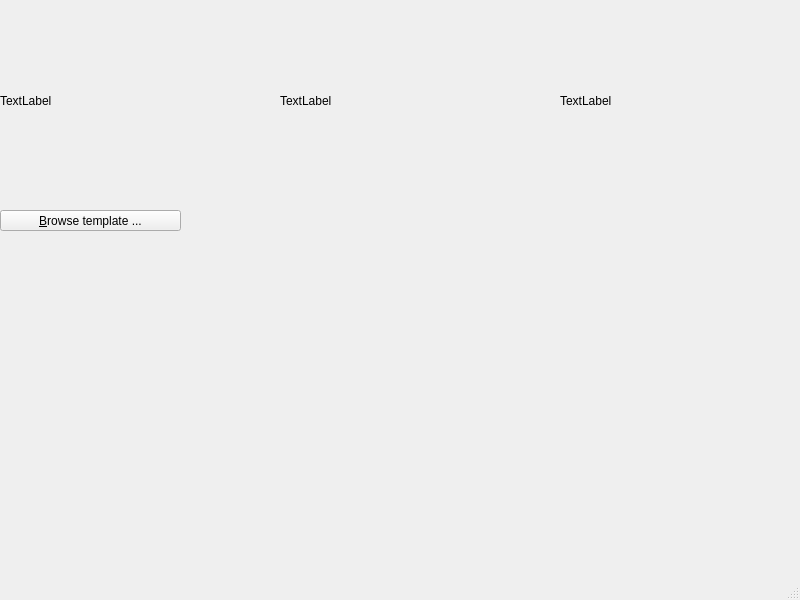
Old version of the form clue_reader/ClueGUI.ui in the repository 111homell111/controller_pkg.
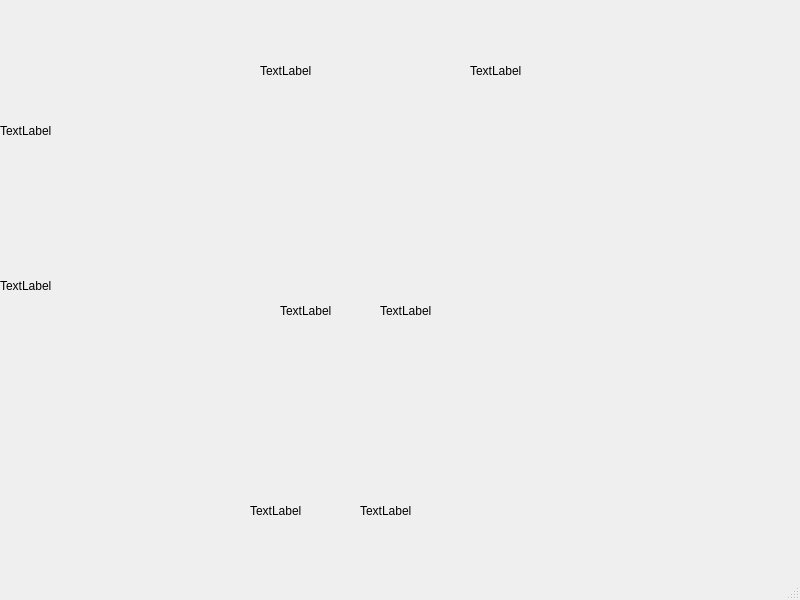
New version of the form.

Commit message: Image detection is working. There are issues with lag when clueboard is found. I have also not yet decided when to send my final clue answer. please see log book for ideas

Patch:
```diff
--- a/clue_reader/ClueGUI.ui
+++ b/clue_reader/ClueGUI.ui
@@ -14,26 +14,13 @@
    <string>SIFT Demo</string>
   </property>
   <widget class="QWidget" name="centralwidget">
-   <widget class="QPushButton" name="browse_button">
-    <property name="geometry">
-     <rect>
-      <x>0</x>
-      <y>210</y>
-      <width>181</width>
-      <height>21</height>
-     </rect>
-    </property>
-    <property name="text">
-     <string>&amp;Browse template ...</string>
-    </property>
-   </widget>
    <widget class="QLabel" name="template_label">
     <property name="geometry">
      <rect>
       <x>0</x>
-      <y>0</y>
-      <width>241</width>
-      <height>201</height>
+      <y>230</y>
+      <width>131</width>
+      <height>111</height>
      </rect>
     </property>
     <property name="text">
@@ -43,10 +30,23 @@
    <widget class="QLabel" name="camera_label">
     <property name="geometry">
      <rect>
-      <x>280</x>
+      <x>0</x>
       <y>0</y>
-      <width>241</width>
-      <height>201</height>
+      <width>261</width>
+      <height>261</height>
+     </rect>
+    </property>
+    <property name="text">
+     <string>TextLabel</string>
+    </property>
+   </widget>
+   <widget class="QLabel" name="blue_mask_label">
+    <property name="geometry">
+     <rect>
+      <x>260</x>
+      <y>0</y>
+      <width>191</width>
+      <height>141</height>
      </rect>
     </property>
     <property name="text">
@@ -56,10 +56,62 @@
    <widget class="QLabel" name="clue_board_label">
     <property name="geometry">
      <rect>
-      <x>560</x>
+      <x>470</x>
       <y>0</y>
-      <width>241</width>
-      <height>201</height>
+      <width>211</width>
+      <height>141</height>
+     </rect>
+    </property>
+    <property name="text">
+     <string>TextLabel</string>
+    </property>
+   </widget>
+   <widget class="QLabel" name="top_subimages_label">
+    <property name="geometry">
+     <rect>
+      <x>280</x>
+      <y>140</y>
+      <width>81</width>
+      <height>341</height>
+     </rect>
+    </property>
+    <property name="text">
+     <string>TextLabel</string>
+    </property>
+   </widget>
+   <widget class="QLabel" name="bottom_subimages_label">
+    <property name="geometry">
+     <rect>
+      <x>380</x>
+      <y>140</y>
+      <width>81</width>
+      <height>341</height>
+     </rect>
+    </property>
+    <property name="text">
+     <string>TextLabel</string>
+    </property>
+   </widget>
+   <widget class="QLabel" name="top_pred_label">
+    <property name="geometry">
+     <rect>
+      <x>250</x>
+      <y>490</y>
+      <width>101</width>
+      <height>41</height>
+     </rect>
+    </property>
+    <property name="text">
+     <string>TextLabel</string>
+    </property>
+   </widget>
+   <widget class="QLabel" name="bottom_pred_label">
+    <property name="geometry">
+     <rect>
+      <x>360</x>
+      <y>490</y>
+      <width>101</width>
+      <height>41</height>
      </rect>
     </property>
     <property name="text">
```
The commit also changes 8 other files.
